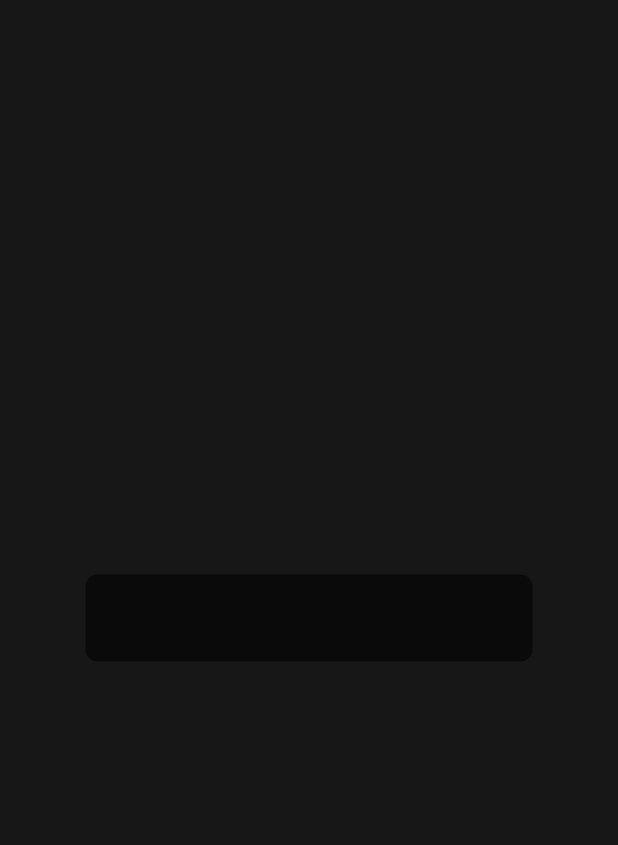
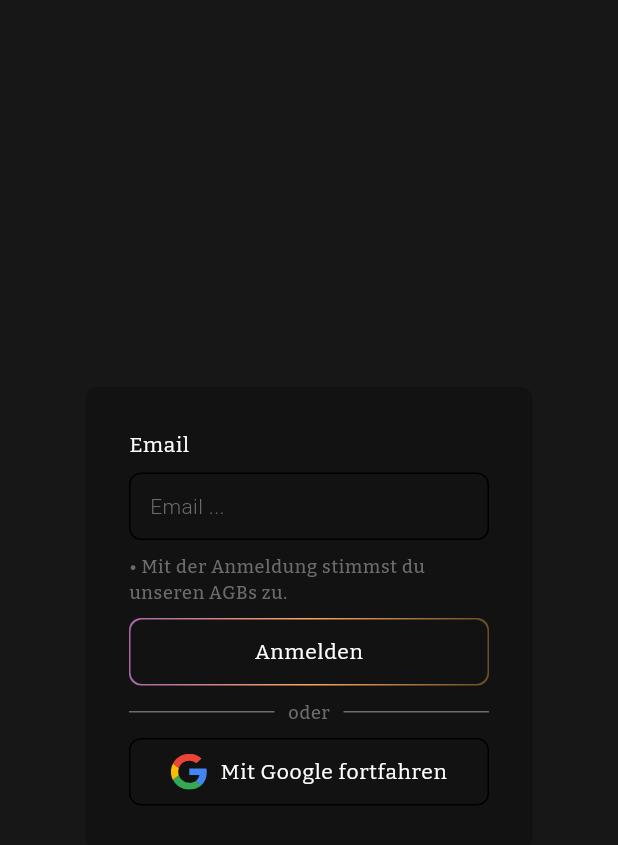
Before and after one commit to pascal-iding/mocha-hive, a Flutter app: the screen it shows after launch, on a phone screen of 412 x 824 dp. Shown: the top 845 px of the screen. Run offline on Flutter 3.47's test engine with Material 3 defaults, Android fonts, the phone set to English and light mode, and no system bars; our stand-ins replace flutter_svg.

Commit message:
Add Sign-In Page

```diff
--- /dev/null
+++ b/lib/components/form_elements/primary_button.dart
@@ -0,0 +1,58 @@
+
+import 'package:flutter/material.dart';
+
+
+class PrimaryButton extends StatefulWidget {
+  final String label;
+
+  const PrimaryButton({
+    super.key,
+    required this.label
+  });
+
+  @override
+  State<PrimaryButton> createState() => _PrimaryButtonState();
+}
+
+class _PrimaryButtonState extends State<PrimaryButton> {
+  @override
+  Widget build(BuildContext context) {
+    return Container(
+      height: 45,
+      width: double.infinity,
+      decoration: BoxDecoration(
+        gradient: LinearGradient(
+          colors: [
+            Theme.of(context).colorScheme.secondary,
+            Theme.of(context).colorScheme.primary,
+            Theme.of(context).colorScheme.tertiary,
+          ],
+          begin: Alignment.centerLeft,
+          end: Alignment.centerRight,
+        ),
+        borderRadius: BorderRadius.circular(8.0),
+      ),
+      child: Padding(
+        padding: const EdgeInsets.all(1),
+        child: OutlinedButton(
+          onPressed: () {},
+          style: OutlinedButton.styleFrom(
+            backgroundColor: Theme.of(context).colorScheme.surfaceContainerHigh,
+            padding: const EdgeInsets.all(0),
+            side: const BorderSide(
+              color: Colors.transparent,
+              width: 1
+            ),
+            shape: RoundedRectangleBorder(
+              borderRadius: BorderRadius.circular(8.0),
+            ),
+          ),
+          child: Text(
+            widget.label,
+            style: Theme.of(context).textTheme.labelMedium,
+          ),
+        )
+      )
+    );
+  }
+}
--- /dev/null
+++ b/lib/components/form_elements/secondary_button.dart
@@ -0,0 +1,60 @@
+
+import 'package:flutter/material.dart';
+import 'package:flutter_svg/flutter_svg.dart';
+
+
+class SecondaryButton extends StatefulWidget {
+  final String label;
+  final String? iconPath;
+
+  const SecondaryButton({
+    super.key,
+    this.iconPath,
+    required this.label
+  });
+
+  @override
+  State<SecondaryButton> createState() => _SecondaryButtonState();
+}
+
+class _SecondaryButtonState extends State<SecondaryButton> {
+  @override
+  Widget build(BuildContext context) {
+    return SizedBox(
+      height: 45,
+      child: OutlinedButton(
+        onPressed: () {},
+        style: OutlinedButton.styleFrom(
+          padding: const EdgeInsets.symmetric(
+            vertical: 5,
+            horizontal: 15
+          ),
+          shape: RoundedRectangleBorder(
+            borderRadius: BorderRadius.circular(8),
+          ),
+          side: BorderSide(
+            color: Theme.of(context).colorScheme.outline,
+            width: 1,
+          ),
+        ),
+        child: Row(
+          mainAxisAlignment: MainAxisAlignment.center,
+          crossAxisAlignment: CrossAxisAlignment.center,
+          children: [
+            if (widget.iconPath != null)
+              SvgPicture.asset(
+                widget.iconPath!,
+                width: 24,
+                height: 24,
+              ),
+            const SizedBox(width: 9),
+            Text(
+              widget.label,
+              style: Theme.of(context).textTheme.labelMedium,
+            ),
+          ]
+        )
+      )
+    );
+  }
+}
--- /dev/null
+++ b/lib/components/form_elements/text_input.dart
@@ -0,0 +1,94 @@
+
+import 'package:flutter/material.dart';
+
+
+class TextInput extends StatefulWidget {
+  final String label;
+  final String? hint;
+  final String? error;
+  final bool? isEmail;
+  final List<String>? additionalInfo;
+
+  const TextInput({
+    super.key,
+    required this.label,
+    this.hint,
+    this.error,
+    this.isEmail=false,
+    this.additionalInfo,
+  });
+
+  @override
+  State<TextInput> createState() => _TextInputState();
+}
+
+
+class _TextInputState extends State<TextInput> {
+  @override
+  Widget build(BuildContext context) {
+    return Row(
+      children: [
+        Expanded(
+          child: Column(
+            crossAxisAlignment: CrossAxisAlignment.start,
+            children: [
+              Text(
+                widget.label,
+                style: Theme.of(context).textTheme.labelMedium,
+              ),
+              const SizedBox(height: 9),
+              _getTextField(context),
+              const SizedBox(height: 9),
+              _getAdditionalInfoField(context),
+            ],
+          ),
+        )
+      ]
+    );
+  }
+
+  Widget _getTextField(BuildContext context) {
+    return SizedBox(
+      height: 45,
+      child: TextField(
+        decoration: InputDecoration(
+          hintText: widget.hint,
+          errorText: widget.error,
+          contentPadding: const EdgeInsets.symmetric(
+            vertical: 10,
+            horizontal: 10
+          ),
+          border: OutlineInputBorder(
+            borderRadius: BorderRadius.circular(8),
+          ),
+          focusedBorder: OutlineInputBorder(
+            borderRadius: BorderRadius.circular(8),
+            borderSide: BorderSide(color: Theme.of(context).primaryColor),
+          ),
+        ),
+        keyboardType: (widget.isEmail != null && (widget.isEmail!))
+          ? TextInputType.emailAddress
+          : TextInputType.text,
+        style: Theme.of(context).textTheme.bodyMedium,
+      ),
+    );
+  }
+
+  Widget _getAdditionalInfoField(BuildContext context) {
+    if (widget.additionalInfo == null) {
+      return const SizedBox();
+    }
+
+    return Column(
+      crossAxisAlignment: CrossAxisAlignment.start,
+      children: widget.additionalInfo!.map((info) {
+        return Text(
+          '• $info',
+          style: Theme.of(context).textTheme.labelSmall?.copyWith(
+            color: Theme.of(context).colorScheme.onSurfaceVariant,
+          ),
+        );
+      }).toList(),
+    );
+  }
+}
--- /dev/null
+++ b/lib/constants/authentication_state.dart
@@ -0,0 +1,5 @@
+
+enum AuthenticationState {
+  auth,
+  authSuccessful,
+}
--- a/lib/pages/authentication/sign_in.dart
+++ b/lib/layouts/authentication_layout.dart
@@ -2,15 +2,17 @@
 import 'package:flutter/material.dart';
 
 
-class SignIn extends StatefulWidget {
-  const SignIn({super.key});
+class AuthenticationLayout extends StatefulWidget {
+  final Widget child;
+
+  const AuthenticationLayout({super.key, required this.child});
 
   @override
-  State<SignIn> createState() => _SignInState();
+  State<AuthenticationLayout> createState() => _AuthenticationLayoutState();
 }
 
 
-class _SignInState extends State<SignIn> {
+class _AuthenticationLayoutState extends State<AuthenticationLayout> {
   @override
   Widget build(BuildContext context) {
     return Scaffold(
@@ -21,16 +23,12 @@ class _SignInState extends State<SignIn> {
             child: Container(
               width: double.infinity,
               decoration: BoxDecoration(
-                color: Theme.of(context).colorScheme.surfaceContainer,
+                color: Theme.of(context).colorScheme.surfaceContainerHigh,
                 borderRadius: BorderRadius.circular(8),
               ),
               child: Padding(
                 padding: const EdgeInsets.all(29.0),
-                child: Column(
-                  children: [
-
-                  ]
-                ),
+                child: widget.child,
               )
             )
           )
--- a/lib/main.dart
+++ b/lib/main.dart
@@ -2,7 +2,7 @@ import 'package:flutter/material.dart';
 
 import 'package:mocha_hive/themes/default_theme.dart';
 
-import 'package:mocha_hive/pages/authentication/sign_in.dart';
+import 'package:mocha_hive/pages/authentication/sign_in/sign_in.dart';
 
 
 // This is the starting point of the application.
--- /dev/null
+++ b/lib/pages/authentication/sign_in/partials/authentication_success.dart
@@ -0,0 +1,17 @@
+
+import 'package:flutter/material.dart';
+
+class AuthenticationSuccess extends StatelessWidget {
+  const AuthenticationSuccess({super.key});
+
+  @override
+  Widget build(BuildContext context) {
+    return Center(
+      child: Text(
+        'Bitte überprüfe deine E-Mails, um den Anmeldeprozess abzuschließen.',
+        textAlign: TextAlign.center,
+        style: Theme.of(context).textTheme.bodyMedium,
+      )
+    );
+  }
+}
--- /dev/null
+++ b/lib/pages/authentication/sign_in/partials/button_seperator.dart
@@ -0,0 +1,35 @@
+
+import 'package:flutter/material.dart';
+
+
+class ButtonSeperator extends StatelessWidget {
+  const ButtonSeperator({super.key});
+
+  @override
+  Widget build(BuildContext context) {
+    return Row(
+      children: [
+        Expanded(
+          child: Divider(
+            color: Theme.of(context).colorScheme.onSurfaceVariant,
+            height: 1,
+          )
+        ),
+        const SizedBox(width: 9),
+        Text(
+          'oder',
+          style: Theme.of(context).textTheme.labelSmall?.copyWith(
+            color: Theme.of(context).colorScheme.onSurfaceVariant,
+          ),
+        ),
+        const SizedBox(width: 9),
+        Expanded(
+          child: Divider(
+            color: Theme.of(context).colorScheme.onSurfaceVariant,
+            height: 1,
+          )
+        ),
+      ],
+    );
+  }
+}
--- /dev/null
+++ b/lib/pages/authentication/sign_in/partials/login_form.dart
@@ -0,0 +1,42 @@
+
+import 'package:flutter/material.dart';
+
+import 'package:mocha_hive/components/form_elements/text_input.dart';
+import 'package:mocha_hive/components/form_elements/primary_button.dart';
+import 'package:mocha_hive/components/form_elements/secondary_button.dart';
+import 'package:mocha_hive/pages/authentication/sign_in/partials/button_seperator.dart';
+
+
+class LoginForm extends StatefulWidget {
+  const LoginForm({super.key});
+
+  @override
+  State<LoginForm> createState() => _LoginFormState();
+}
+
+class _LoginFormState extends State<LoginForm> {
+  @override
+  Widget build(BuildContext context) {
+    return Column(
+      children: [
+        const TextInput(
+          label: 'Email',
+          hint: 'Email ...',
+          isEmail: true,
+          additionalInfo: [
+            'Mit der Anmeldung stimmst du unseren AGBs zu.',
+          ],
+        ),
+        const SizedBox(height: 9),
+        PrimaryButton(label: 'Anmelden'),
+        const SizedBox(height: 9),
+        ButtonSeperator(),
+        const SizedBox(height: 9),
+        SecondaryButton(
+          label: 'Mit Google fortfahren',
+          iconPath: 'assets/icons/google_icon.svg',
+        ),
+      ]
+    );
+  }
+}
--- /dev/null
+++ b/lib/pages/authentication/sign_in/sign_in.dart
@@ -0,0 +1,29 @@
+
+import 'package:flutter/material.dart';
+
+import 'package:mocha_hive/layouts/authentication_layout.dart';
+import 'package:mocha_hive/pages/authentication/sign_in/partials/login_form.dart';
+import 'package:mocha_hive/constants/authentication_state.dart';
+import 'package:mocha_hive/pages/authentication/sign_in/partials/authentication_success.dart';
+
+
+class SignIn extends StatefulWidget {
+  const SignIn({super.key});
+
+  @override
+  State<SignIn> createState() => _SignInState();
+}
+
+
+class _SignInState extends State<SignIn> {
+  AuthenticationState _state = AuthenticationState.auth;
+
+  @override
+  Widget build(BuildContext context) {
+    return AuthenticationLayout(
+      child: _state == AuthenticationState.auth
+        ? const LoginForm()
+        : const AuthenticationSuccess(),
+    );
+  }
+}
--- a/lib/themes/default_theme.dart
+++ b/lib/themes/default_theme.dart
@@ -20,13 +20,77 @@ class DefaultTheme {
     onSecondary: Color.fromARGB(255, 255, 255, 255),
     onSurface: Color.fromARGB(255, 255, 255, 255),
     onSurfaceVariant: Color.fromARGB(255, 107, 107, 107),
+    outline: Colors.black,
     brightness: Brightness.dark,
   );
 
   ColorScheme colorSchemeLight() => throw UnimplementedError();
 
-  TextTheme textTheme(ColorScheme colorScheme) => const TextTheme(
-
+  TextTheme textTheme(ColorScheme colorScheme) => TextTheme(
+    displayLarge: TextStyle(
+      fontSize: 24,
+      fontWeight: FontWeight.w300,
+      color: colorScheme.onSurface,
+    ),
+    displayMedium: TextStyle(
+      fontSize: 14,
+      fontWeight: FontWeight.w300,
+      color: colorScheme.onSurface,
+    ),
+    displaySmall: TextStyle(
+      fontSize: 12,
+      fontWeight: FontWeight.w300,
+      color: colorScheme.onSurface,
+    ),
+    titleLarge: TextStyle(
+      fontSize: 24,
+      fontWeight: FontWeight.w300,
+      color: colorScheme.onSurface,
+    ),
+    titleMedium: TextStyle(
+      fontSize: 14,
+      fontWeight: FontWeight.w300,
+      color: colorScheme.onSurface,
+    ),
+    titleSmall: TextStyle(
+      fontSize: 12,
+      fontWeight: FontWeight.w300,
+      color: colorScheme.onSurface,
+    ),
+    bodyLarge: TextStyle(
+      fontSize: 24,
+      fontWeight: FontWeight.w500,
+      fontFamily: 'Bitter',
+      color: colorScheme.onSurface,
+    ),
+    bodyMedium: TextStyle(
+      fontSize: 14,
+      fontWeight: FontWeight.w300,
+      color: colorScheme.onSurface,
+    ),
+    bodySmall: TextStyle(
+      fontSize: 12,
+      fontWeight: FontWeight.w500,
+      color: colorScheme.onSurface,
+    ),
+    labelLarge: TextStyle(
+      fontSize: 24,
+      fontWeight: FontWeight.w500,
+      fontFamily: 'Bitter',
+      color: colorScheme.onSurface,
+    ),
+    labelMedium: TextStyle(
+      fontSize: 14,
+      fontWeight: FontWeight.w400,
+      fontFamily: 'Bitter',
+      color: colorScheme.onSurface,
+    ),
+    labelSmall: TextStyle(
+      fontSize: 12,
+      fontWeight: FontWeight.w500,
+      fontFamily: 'Bitter',
+      color: colorScheme.onSurface,
+    ),
   );
 
   ThemeData dark() => theme(colorSchemeDark());
```
Also changed, not shown: pubspec.yaml (+12 -0 lines), assets/fonts/Bitter/Bitter-Bold.ttf (added), assets/fonts/Bitter/Bitter-ExtraBold.ttf (added), assets/fonts/Bitter/Bitter-ExtraLight.ttf (added), assets/fonts/Bitter/Bitter-Medium.ttf (added), assets/fonts/Bitter/Bitter-Regular.ttf (added), assets/fonts/Bitter/Bitter-SemiBold.ttf (added), assets/fonts/Bitter/Bitter-Thin.ttf (added), assets/icons/google_icon.svg (added), pubspec.lock.
